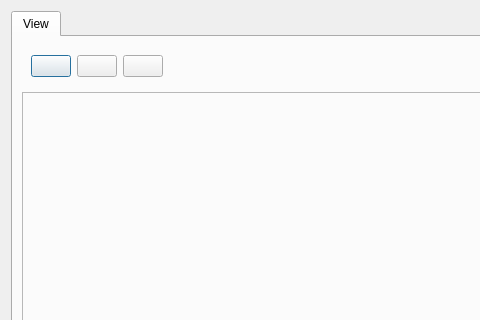
The window that app/ui/dashboard.ui (widev3/wide3) describes before a commit, drawn with Qt 5; both pictures show x 0 to 480 and y 0 to 320 of the 968 by 625 pixel window.
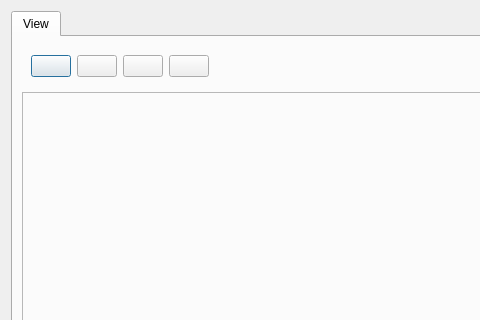
The same window after the commit.

The edit to the form file:
```diff
--- a/app/ui/dashboard.ui
+++ b/app/ui/dashboard.ui
@@ -80,6 +80,19 @@
             </property>
            </widget>
           </item>
+          <item>
+           <widget class="QPushButton" name="pushButtonInfo">
+            <property name="text">
+             <string/>
+            </property>
+            <property name="iconSize">
+             <size>
+              <width>25</width>
+              <height>25</height>
+             </size>
+            </property>
+           </widget>
+          </item>
          </layout>
         </widget>
        </item>
```
